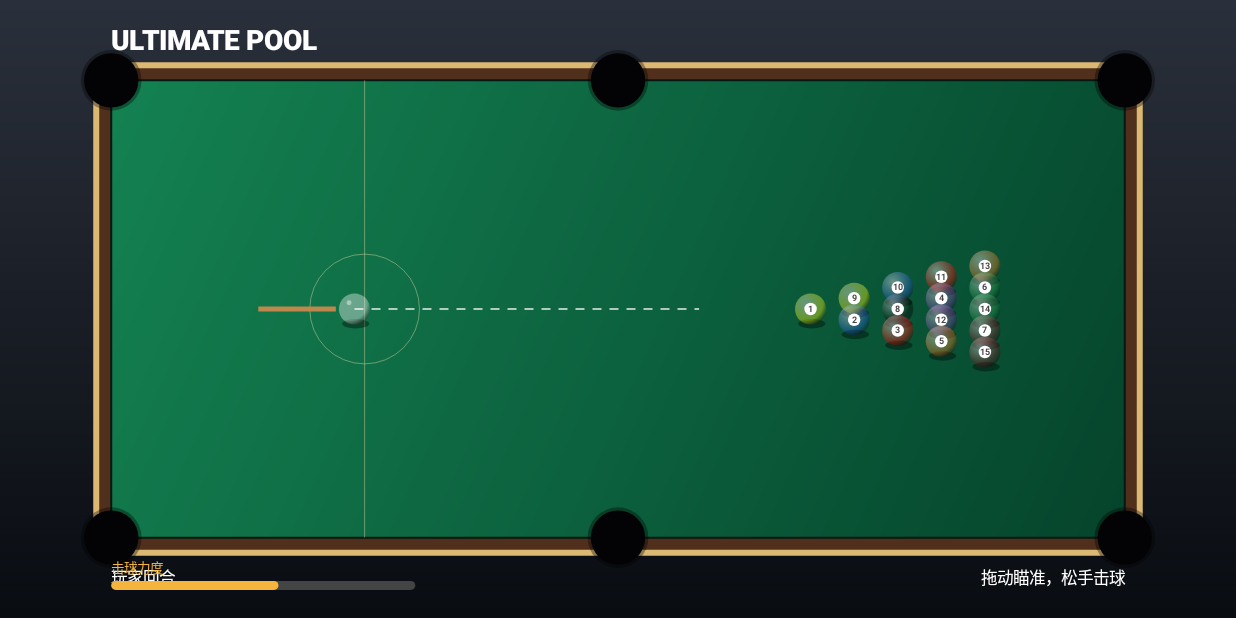
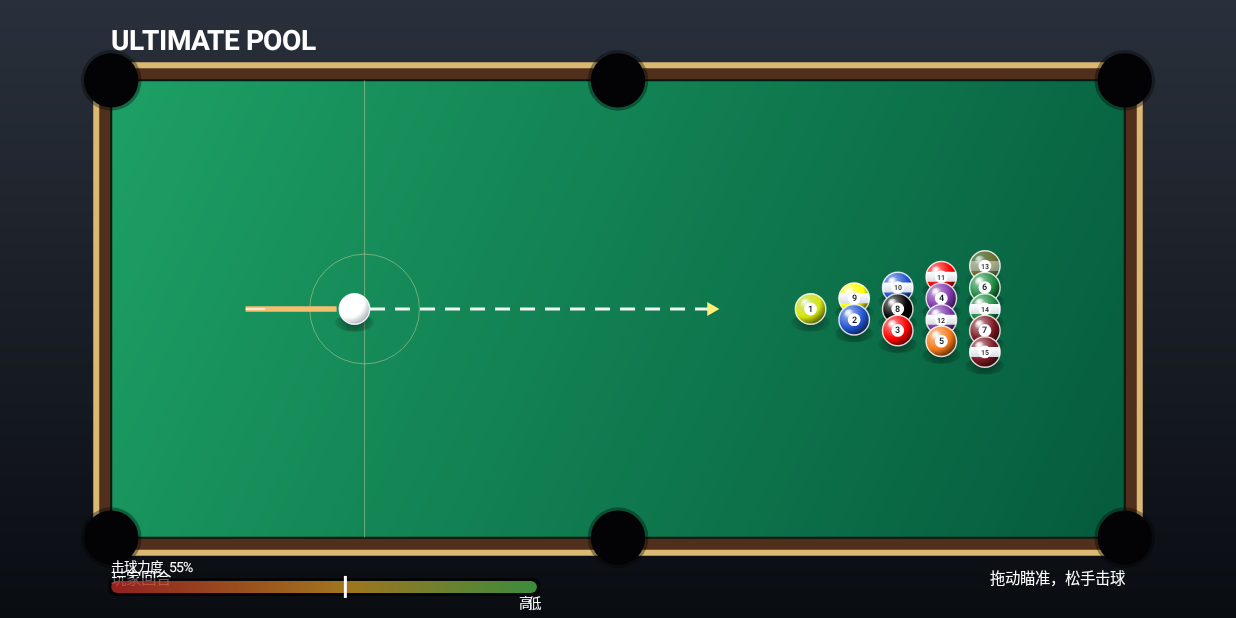
Before and after one commit to chguuuuub/playball, an Android app: the screen it shows after launch (MainActivity), on a phone screen of 824 x 412 dp (held sideways). Run offline under Robolectric (Android 15) with nearby library versions, the phone set to English and light mode, and no system bars.

Commit message:
Improve pool table brightness, ball gloss, aim guide and power meter

```diff
--- a/app/src/main/java/com/ultimatepool/game/PoolGameView.kt
+++ b/app/src/main/java/com/ultimatepool/game/PoolGameView.kt
@@ -68,7 +68,7 @@ class PoolGameView(context: Context) : View(context) {
     }
 
     private fun drawTable(c: Canvas) {
-        paint.shader=LinearGradient(table.left,table.top,table.right,table.bottom,Color.rgb(20,130,82),Color.rgb(5,68,44),Shader.TileMode.CLAMP)
+        paint.shader=LinearGradient(table.left,table.top,table.right,table.bottom,Color.rgb(29,160,101),Color.rgb(5,91,61),Shader.TileMode.CLAMP)
         c.drawRoundRect(table,12f,12f,paint); paint.shader=null
         paint.color=Color.rgb(5,24,18); paint.style=Paint.Style.STROKE; paint.strokeWidth=2f
         c.drawRoundRect(table,12f,12f,paint); paint.style=Paint.Style.FILL
@@ -87,42 +87,111 @@ class PoolGameView(context: Context) : View(context) {
     private fun toY(y:Float)=table.top+y*table.height()
 
     private fun drawBalls(c: Canvas) {
-        val r=ballPx()
-        for(b in balls.filter{!it.sunk}.sortedBy{it.y}) {
-            val x=toX(b.x); val y=toY(b.y)
-            paint.color=Color.argb(95,0,0,0); c.drawOval(x-r*.8f,y+r*.65f,x+r*.95f,y+r*1.25f,paint)
-            paint.shader=RadialGradient(x-r*.32f,y-r*.38f,r*1.55f,intArrayOf(Color.WHITE,b.color,Color.BLACK),floatArrayOf(0f,.72f,1f),Shader.TileMode.CLAMP)
+        val r = ballPx()
+        for (b in balls.filter { !it.sunk }.sortedBy { it.y }) {
+            val x = toX(b.x); val y = toY(b.y)
+            paint.shader = RadialGradient(x, y + r*.55f, r*1.5f,
+                intArrayOf(Color.argb(145,0,0,0), Color.TRANSPARENT), null, Shader.TileMode.CLAMP)
+            c.drawOval(x-r*1.25f,y+r*.35f,x+r*1.25f,y+r*1.45f,paint)
+            paint.shader = null
+
+            val base = b.color
+            val dark = if (b.number == 0) Color.rgb(165,172,180) else Color.rgb(
+                (Color.red(base)*.32f).toInt(), (Color.green(base)*.32f).toInt(), (Color.blue(base)*.32f).toInt())
+            val bright = Color.rgb(
+                (Color.red(base)+(255-Color.red(base))*.42f).toInt(),
+                (Color.green(base)+(255-Color.green(base))*.42f).toInt(),
+                (Color.blue(base)+(255-Color.blue(base))*.42f).toInt())
+            paint.shader = RadialGradient(x-r*.36f,y-r*.43f,r*1.55f,
+                intArrayOf(Color.WHITE,bright,base,dark),floatArrayOf(0f,.18f,.62f,1f),Shader.TileMode.CLAMP)
             c.drawCircle(x,y,r,paint); paint.shader=null
-            if(b.number>0) {
-                paint.color=Color.WHITE; c.drawCircle(x,y,r*.40f,paint)
-                paint.color=Color.DKGRAY; paint.textAlign=Paint.Align.CENTER; paint.textSize=r*.55f; paint.typeface=Typeface.DEFAULT_BOLD
+
+            if (b.number in 9..15) {
+                val save=c.save()
+                val clip=Path().apply { addCircle(x,y,r*.99f,Path.Direction.CW) }
+                c.clipPath(clip)
+                paint.shader=LinearGradient(x,y-r*.32f,x,y+r*.32f,
+                    Color.rgb(255,255,255),Color.rgb(215,222,230),Shader.TileMode.CLAMP)
+                c.drawRect(x-r,y-r*.32f,x+r,y+r*.32f,paint)
+                paint.shader=null; c.restoreToCount(save)
+            }
+            paint.color=Color.argb(210,255,255,255); paint.style=Paint.Style.STROKE
+            paint.strokeWidth=max(1.4f,r*.06f); c.drawCircle(x,y,r*.98f,paint); paint.style=Paint.Style.FILL
+            paint.shader=RadialGradient(x-r*.39f,y-r*.47f,r*.42f,
+                intArrayOf(Color.argb(245,255,255,255),Color.argb(0,255,255,255)),null,Shader.TileMode.CLAMP)
+            c.drawCircle(x-r*.3f,y-r*.34f,r*.34f,paint); paint.shader=null
+
+            if (b.number>0) {
+                paint.color=Color.WHITE; c.drawCircle(x,y,r*.41f,paint)
+                paint.color=Color.rgb(18,24,31); paint.textAlign=Paint.Align.CENTER
+                paint.textSize=r*(if(b.number>=10) .48f else .58f)
+                paint.typeface=Typeface.create("sans-serif",Typeface.BOLD)
                 c.drawText(b.number.toString(),x,y+r*.19f,paint)
-            } else { paint.color=Color.argb(110,255,255,255); c.drawCircle(x-r*.35f,y-r*.4f,r*.16f,paint) }
+            }
         }
     }
 
     private fun drawAim(c: Canvas) {
         val cue=balls.firstOrNull{it.number==0 && !it.sunk} ?: return
         if(!playerTurn || isMoving()) return
-        val x=toX(cue.x); val y=toY(cue.y); val len=hypot(aimX,aimY).coerceAtLeast(.001f)
+        val x=toX(cue.x); val y=toY(cue.y)
+        val len=hypot(aimX,aimY).coerceAtLeast(.001f)
         val ux=aimX/len; val uy=aimY/len
-        paint.color=Color.argb(170,255,255,255); paint.strokeWidth=2f; paint.pathEffect=DashPathEffect(floatArrayOf(9f,8f),0f)
-        c.drawLine(x,y,x+ux*table.width()*.34f,y+uy*table.height()*.34f,paint); paint.pathEffect=null
-        val back=ballPx()*2.6f+power*table.width()*.10f
-        paint.color=Color.rgb(190,135,75); paint.strokeWidth=ballPx()*.32f
-        c.drawLine(x-ux*back,y-uy*back,x-ux*ballPx()*1.2f,y-uy*ballPx()*1.2f,paint)
+        val lineLen=table.width()*.36f
+        val ex=x+ux*lineLen; val ey=y+uy*lineLen
+
+        // Bright directional dashed guide with a clear arrow head.
+        paint.color=Color.argb(235,255,255,255); paint.strokeWidth=3.2f
+        paint.pathEffect=DashPathEffect(floatArrayOf(15f,10f),0f)
+        c.drawLine(x+ux*ballPx(),y+uy*ballPx(),ex,ey,paint)
+        paint.pathEffect=null
+        val ah=ballPx()*.78f
+        val perpX=-uy; val perpY=ux
+        val arrow=Path().apply {
+            moveTo(ex,ey)
+            lineTo(ex-ux*ah+perpX*ah*.58f,ey-uy*ah+perpY*ah*.58f)
+            lineTo(ex-ux*ah-perpX*ah*.58f,ey-uy*ah-perpY*ah*.58f)
+            close()
+        }
+        paint.color=Color.rgb(255,238,120); c.drawPath(arrow,paint)
+
+        // Cue stick follows the opposite direction.
+        val back=ballPx()*2.7f+power*table.width()*.12f
+        paint.color=Color.rgb(245,190,112); paint.strokeWidth=ballPx()*.34f
+        c.drawLine(x-ux*back,y-uy*back,x-ux*ballPx()*1.15f,y-uy*ballPx()*1.15f,paint)
+        paint.color=Color.argb(210,255,245,220); paint.strokeWidth=2f
+        c.drawLine(x-ux*back,y-uy*back,x-ux*back*.82f,y-uy*back*.82f,paint)
     }
 
     private fun drawHud(c: Canvas) {
-        paint.color=Color.WHITE; paint.textSize=heightF*.045f; paint.typeface=Typeface.create("sans-serif-medium",Typeface.BOLD)
-        paint.textAlign=Paint.Align.LEFT; c.drawText("ULTIMATE POOL",table.left,table.top*.62f,paint)
-        paint.textSize=heightF*.027f; paint.typeface=Typeface.DEFAULT
+        paint.color=Color.WHITE; paint.textSize=heightF*.045f
+        paint.typeface=Typeface.create("sans-serif",Typeface.BOLD)
+        paint.textAlign=Paint.Align.LEFT
+        c.drawText("ULTIMATE POOL",table.left,table.top*.62f,paint)
+        paint.textSize=heightF*.025f; paint.typeface=Typeface.DEFAULT
         c.drawText(if(playerTurn) "玩家回合" else "电脑回合",table.left,table.bottom+heightF*.075f,paint)
-        paint.textAlign=Paint.Align.RIGHT; c.drawText(message,table.right,table.bottom+heightF*.075f,paint)
-        val bx=table.left; val by=heightF*.94f; val bw=table.width()*.30f
-        paint.color=Color.DKGRAY; c.drawRoundRect(bx,by,bx+bw,by+9f,6f,6f,paint)
-        paint.color=Color.rgb(245,180,60); c.drawRoundRect(bx,by,bx+bw*power,by+9f,6f,6f,paint)
-        paint.textAlign=Paint.Align.LEFT; paint.textSize=heightF*.022f; c.drawText("击球力度",bx,by-8f,paint)
+        paint.textAlign=Paint.Align.RIGHT
+        c.drawText(message,table.right,table.bottom+heightF*.075f,paint)
+
+        // Power bar: red -> amber -> green bands, with a moving level marker.
+        val bx=table.left; val by=heightF*.94f; val bw=table.width()*.42f; val bh=max(12f,heightF*.018f)
+        paint.color=Color.argb(160,0,0,0)
+        c.drawRoundRect(bx-3f,by-3f,bx+bw+3f,by+bh+3f,bh*.5f,bh*.5f,paint)
+        paint.shader=LinearGradient(bx,by,bx+bw,by,
+            intArrayOf(Color.rgb(230,48,45),Color.rgb(255,183,42),Color.rgb(93,220,92)),
+            floatArrayOf(0f,.55f,1f),Shader.TileMode.CLAMP)
+        c.drawRoundRect(bx,by,bx+bw,by+bh,bh*.5f,bh*.5f,paint)
+        paint.shader=null
+        val markerX=bx+bw*power
+        paint.color=Color.WHITE; paint.style=Paint.Style.STROKE; paint.strokeWidth=3f
+        c.drawLine(markerX,by-5f,markerX,by+bh+5f,paint); paint.style=Paint.Style.FILL
+        paint.color=Color.WHITE; paint.textAlign=Paint.Align.LEFT
+        paint.textSize=heightF*.022f
+        c.drawText("击球力度  "+(power*100).roundToInt()+"%",bx,by-9f,paint)
+        paint.textAlign=Paint.Align.RIGHT
+        c.drawText("低",bx+bw+4f,by+bh+heightF*.025f,paint)
+        paint.textAlign=Paint.Align.LEFT
+        c.drawText("高",bx+bw-18f,by+bh+heightF*.025f,paint)
     }
 
     private fun updatePhysics(dt:Float):Boolean {
```
